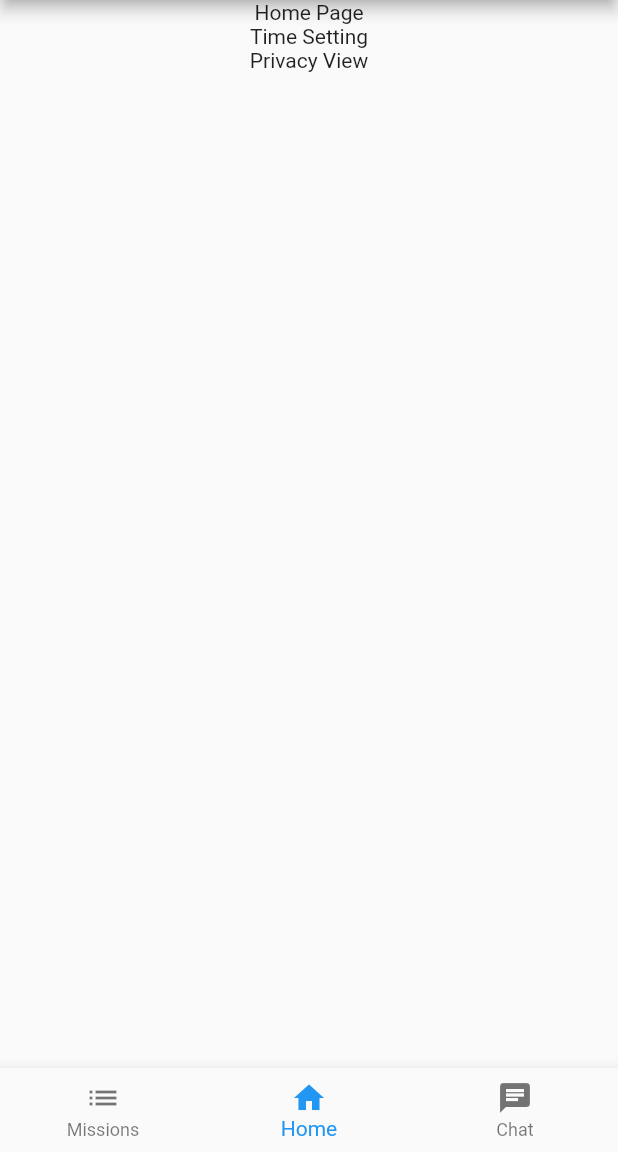
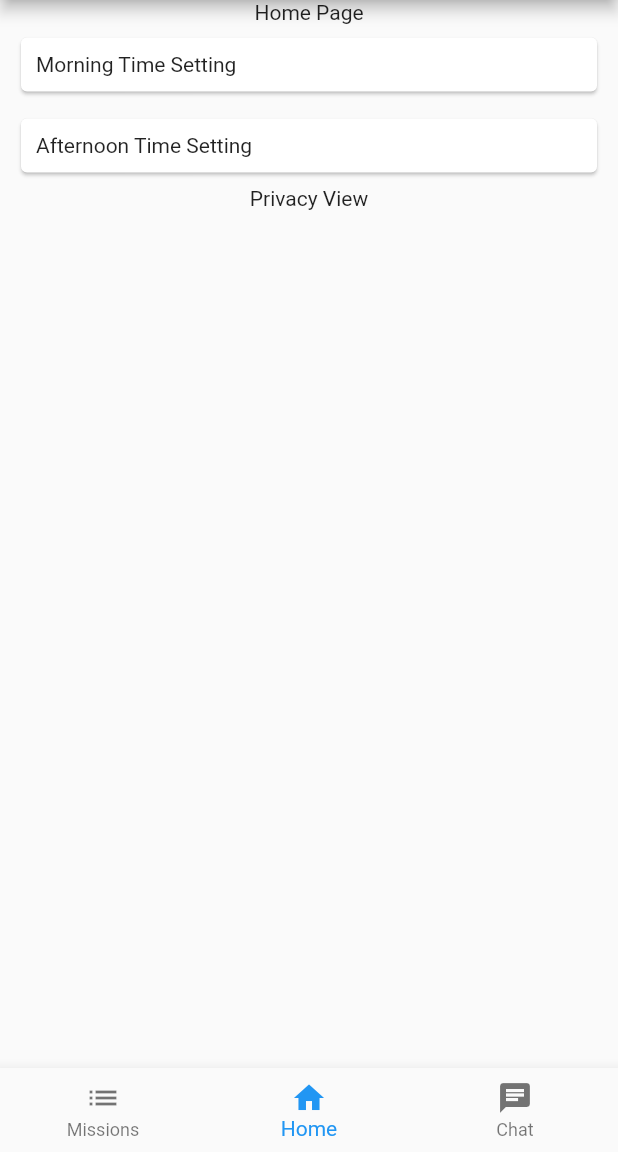
Before and after one commit to GDSC-CAU/Wiro-Flutter-App, a Flutter app: the screen it shows after launch, on a phone screen of 412 x 824 dp, the part 84-1236 px from its top. Run offline on Flutter 3.47's test engine with Material 2 defaults, Android fonts, the phone set to English and light mode, and no system bars.

Commit message:
Update Home.dart : Added TimeSetting Card of each Mor/Aft

```diff
--- a/lib/pages/Home.dart
+++ b/lib/pages/Home.dart
@@ -27,7 +27,30 @@ class _TimeState extends State<HomeTimeSetting> {
   Widget build(BuildContext context) {
     return Column(
       children: const [
-        Text("Time Setting")
+        Padding(
+          padding: EdgeInsets.fromLTRB(10.0, 5.0, 10.0, 5.0),
+          child: Card(
+            child: Padding(
+              padding: EdgeInsets.all(10.0),
+              child: SizedBox(
+                width: double.infinity,
+                child: Text("Morning Time Setting"),
+              )
+            )
+          )
+        ),
+        Padding(
+            padding: EdgeInsets.fromLTRB(10.0, 5.0, 10.0, 5.0),
+            child: Card(
+                child: Padding(
+                    padding: EdgeInsets.all(10.0),
+                    child: SizedBox(
+                      width: double.infinity,
+                      child: Text("Afternoon Time Setting"),
+                    )
+                )
+            )
+        ),
       ],
     );
   }
```
